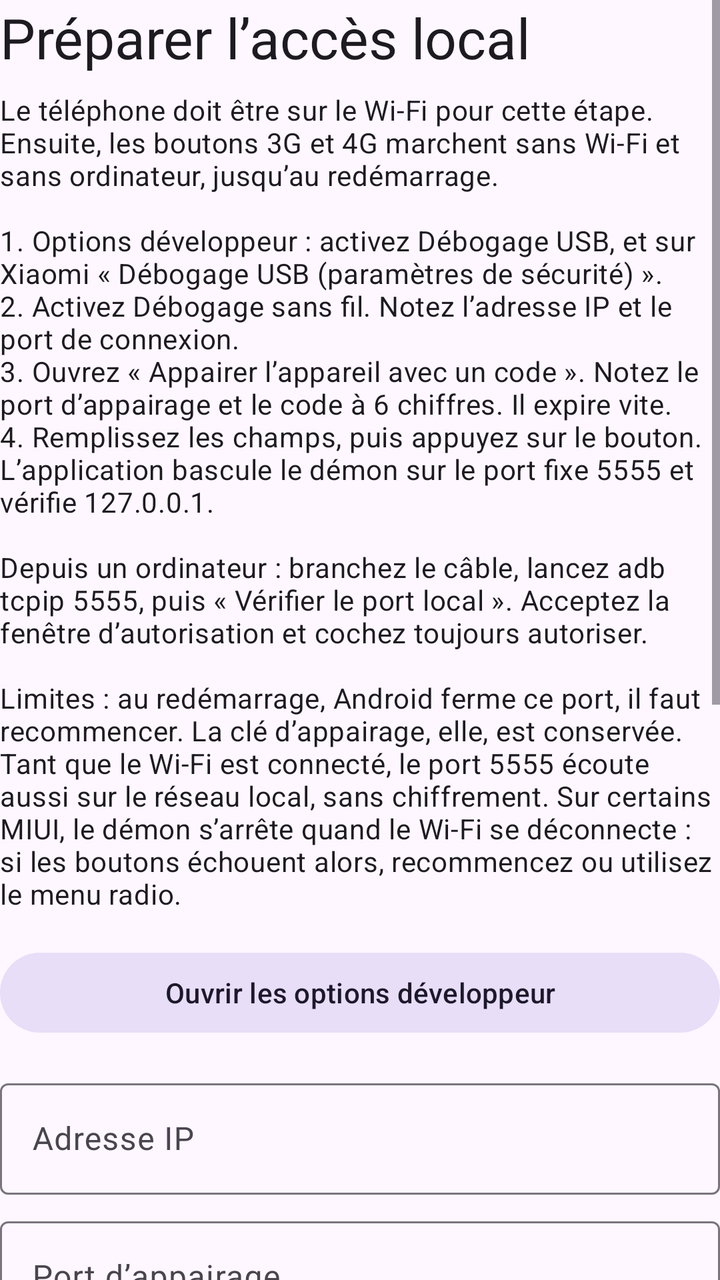
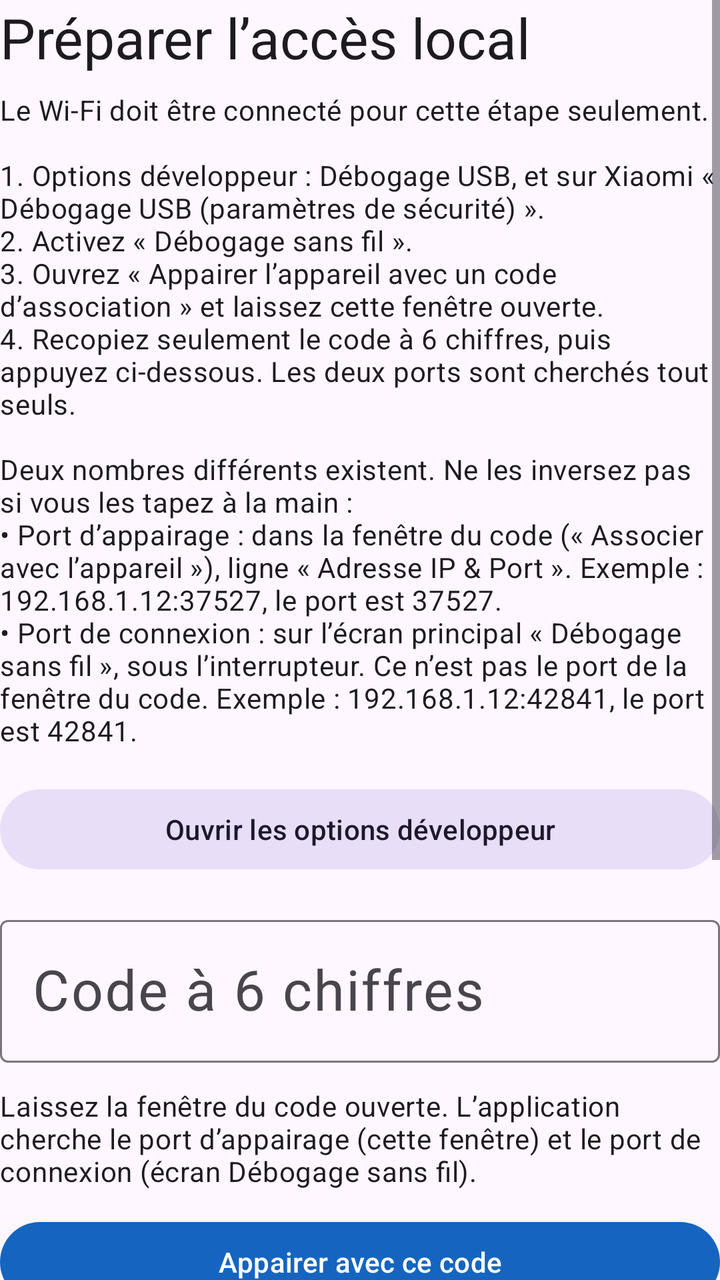

Compare the two renders of this Android layout. The source of the first and the diff that turns it into the second are given below.
<!-- AndroidManifest.xml: application theme Theme.ModeReseau -->
<!-- res/layout/activity_adb_setup.xml -->
<?xml version="1.0" encoding="utf-8"?>
<ScrollView xmlns:android="http://schemas.android.com/apk/res/android"
    android:id="@+id/setupScroll"
    android:layout_width="match_parent"
    android:layout_height="match_parent"
    android:clipToPadding="false"
    android:fillViewport="true">

    <LinearLayout
        android:layout_width="match_parent"
        android:layout_height="wrap_content"
        android:orientation="vertical">

        <TextView
            android:layout_width="match_parent"
            android:layout_height="wrap_content"
            android:text="@string/adb_setup_title"
            android:textAppearance="@style/TextAppearance.Material3.HeadlineMedium" />

        <TextView
            android:layout_width="match_parent"
            android:layout_height="wrap_content"
            android:layout_marginTop="8dp"
            android:text="@string/adb_setup_steps"
            android:textAppearance="@style/TextAppearance.Material3.BodyMedium" />

        <com.google.android.material.button.MaterialButton
            android:id="@+id/developerButton"
            style="@style/Widget.Material3.Button.TonalButton"
            android:layout_width="match_parent"
            android:layout_height="wrap_content"
            android:layout_marginTop="16dp"
            android:text="@string/adb_open_developer" />

        <com.google.android.material.textfield.TextInputLayout
            style="@style/Widget.Material3.TextInputLayout.OutlinedBox"
            android:layout_width="match_parent"
            android:layout_height="wrap_content"
            android:layout_marginTop="16dp"
            android:hint="@string/adb_host_hint">

            <com.google.android.material.textfield.TextInputEditText
                android:id="@+id/hostInput"
                android:layout_width="match_parent"
                android:layout_height="wrap_content"
                android:importantForAutofill="no"
                android:inputType="textNoSuggestions"
                android:singleLine="true" />
        </com.google.android.material.textfield.TextInputLayout>

        <com.google.android.material.textfield.TextInputLayout
            style="@style/Widget.Material3.TextInputLayout.OutlinedBox"
            android:layout_width="match_parent"
            android:layout_height="wrap_content"
            android:layout_marginTop="8dp"
            android:hint="@string/adb_pair_port_hint">

            <com.google.android.material.textfield.TextInputEditText
                android:id="@+id/pairPortInput"
                android:layout_width="match_parent"
                android:layout_height="wrap_content"
                android:digits="0123456789"
                android:importantForAutofill="no"
                android:inputType="number"
                android:maxLength="5"
                android:singleLine="true" />
        </com.google.android.material.textfield.TextInputLayout>

        <com.google.android.material.textfield.TextInputLayout
            style="@style/Widget.Material3.TextInputLayout.OutlinedBox"
            android:layout_width="match_parent"
            android:layout_height="wrap_content"
            android:layout_marginTop="8dp"
            android:hint="@string/adb_code_hint">

            <com.google.android.material.textfield.TextInputEditText
                android:id="@+id/codeInput"
                android:layout_width="match_parent"
                android:layout_height="wrap_content"
                android:digits="0123456789"
                android:importantForAutofill="no"
                android:inputType="number"
                android:maxLength="6"
                android:singleLine="true" />
        </com.google.android.material.textfield.TextInputLayout>

        <com.google.android.material.textfield.TextInputLayout
            style="@style/Widget.Material3.TextInputLayout.OutlinedBox"
            android:layout_width="match_parent"
            android:layout_height="wrap_content"
            android:layout_marginTop="8dp"
            android:hint="@string/adb_connect_port_hint">

            <com.google.android.material.textfield.TextInputEditText
                android:id="@+id/connectPortInput"
                android:layout_width="match_parent"
                android:layout_height="wrap_content"
                android:digits="0123456789"
                android:importantForAutofill="no"
                android:inputType="number"
                android:maxLength="5"
                android:singleLine="true" />
        </com.google.android.material.textfield.TextInputLayout>

        <com.google.android.material.button.MaterialButton
            android:id="@+id/findPairButton"
            style="@style/Widget.Material3.Button.TextButton"
            android:layout_width="match_parent"
            android:layout_height="wrap_content"
            android:layout_marginTop="4dp"
            android:text="@string/adb_find_pair" />

        <com.google.android.material.button.MaterialButton
            android:id="@+id/findConnectButton"
            style="@style/Widget.Material3.Button.TextButton"
            android:layout_width="match_parent"
            android:layout_height="wrap_content"
            android:text="@string/adb_find_connect" />

        <com.google.android.material.button.MaterialButton
            android:id="@+id/pairButton"
            android:layout_width="match_parent"
            android:layout_height="wrap_content"
            android:layout_marginTop="8dp"
            android:text="@string/adb_pair_action" />

        <com.google.android.material.button.MaterialButton
            android:id="@+id/pcButton"
            style="@style/Widget.Material3.Button.OutlinedButton"
            android:layout_width="match_parent"
            android:layout_height="wrap_content"
            android:layout_marginTop="8dp"
            android:text="@string/adb_pc_action" />

        <TextView
            android:layout_width="match_parent"
            android:layout_height="wrap_content"
            android:layout_marginTop="4dp"
            android:text="@string/adb_pc_caption"
            android:textAppearance="@style/TextAppearance.Material3.BodySmall" />

        <com.google.android.material.progressindicator.LinearProgressIndicator
            android:id="@+id/progress"
            android:layout_width="match_parent"
            android:layout_height="wrap_content"
            android:layout_marginTop="16dp"
            android:indeterminate="true"
            android:visibility="gone" />

        <TextView
            android:layout_width="match_parent"
            android:layout_height="wrap_content"
            android:layout_marginTop="16dp"
            android:text="@string/adb_log_label"
            android:textAppearance="@style/TextAppearance.Material3.LabelLarge" />

        <TextView
            android:id="@+id/logText"
            android:layout_width="match_parent"
            android:layout_height="wrap_content"
            android:layout_marginTop="4dp"
            android:fontFamily="monospace"
            android:textAppearance="@style/TextAppearance.Material3.BodySmall"
            android:textIsSelectable="true" />

        <com.google.android.material.button.MaterialButton
            android:id="@+id/closeButton"
            style="@style/Widget.Material3.Button.TextButton"
            android:layout_width="wrap_content"
            android:layout_height="wrap_content"
            android:layout_marginTop="8dp"
            android:text="@string/adb_close" />
    </LinearLayout>
</ScrollView>
<!-- resources referenced by this layout -->
<resources>
  <string name="adb_close">Fermer</string>
  <string name="adb_code_hint">Code à 6 chiffres</string>
  <string name="adb_connect_port_hint">Port de connexion</string>
  <string name="adb_find_connect">Chercher le port de connexion</string>
  <string name="adb_find_pair">Chercher le port d’appairage</string>
  <string name="adb_host_hint">Adresse IP</string>
  <string name="adb_log_label">Journal</string>
  <string name="adb_open_developer">Ouvrir les options développeur</string>
  <string name="adb_pair_action">Appairer et activer le port 5555</string>
  <string name="adb_pair_port_hint">Port d’appairage</string>
  <string name="adb_pc_action">Vérifier le port local</string>
  <string name="adb_pc_caption">À utiliser après adb tcpip 5555 depuis un ordinateur, ou si le port est déjà ouvert.</string>
  <string name="adb_setup_steps">Le téléphone doit être sur le Wi-Fi pour cette étape. Ensuite, les boutons 3G et 4G marchent sans Wi-Fi et sans ordinateur, jusqu’au redémarrage.\n\n1. Options développeur : activez Débogage USB, et sur Xiaomi « Débogage USB (paramètres de sécurité) ».\n2. Activez Débogage sans fil. Notez l’adresse IP et le port de connexion.\n3. Ouvrez « Appairer l’appareil avec un code ». Notez le port d’appairage et le code à 6 chiffres. Il expire vite.\n4. Remplissez les champs, puis appuyez sur le bouton. L’application bascule le démon sur le port fixe 5555 et vérifie 127.0.0.1.\n\nDepuis un ordinateur : branchez le câble, lancez adb tcpip 5555, puis « Vérifier le port local ». Acceptez la fenêtre d’autorisation et cochez toujours autoriser.\n\nLimites : au redémarrage, Android ferme ce port, il faut recommencer. La clé d’appairage, elle, est conservée. Tant que le Wi-Fi est connecté, le port 5555 écoute aussi sur le réseau local, sans chiffrement. Sur certains MIUI, le démon s’arrête quand le Wi-Fi se déconnecte : si les boutons échouent alors, recommencez ou utilisez le menu radio.</string>
  <string name="adb_setup_title">Préparer l’accès local</string>
  <style name="Theme.ModeReseau" parent="Theme.Material3.DayNight.NoActionBar">
          <item name="colorPrimary">@color/button_4g</item>
          <item name="colorSecondary">@color/button_3g</item>
          <item name="android:statusBarColor">@android:color/transparent</item>
          <item name="android:navigationBarColor">@android:color/transparent</item>
      </style>
  <color name="button_4g">#1565C0</color>
  <color name="button_3g">#0E7C66</color>
</resources>

<!-- the commit's change to res/layout/activity_adb_setup.xml (unified diff, before → after) -->
@@ -37,40 +37,6 @@
             android:layout_width="match_parent"
             android:layout_height="wrap_content"
             android:layout_marginTop="16dp"
-            android:hint="@string/adb_host_hint">
-
-            <com.google.android.material.textfield.TextInputEditText
-                android:id="@+id/hostInput"
-                android:layout_width="match_parent"
-                android:layout_height="wrap_content"
-                android:importantForAutofill="no"
-                android:inputType="textNoSuggestions"
-                android:singleLine="true" />
-        </com.google.android.material.textfield.TextInputLayout>
-
-        <com.google.android.material.textfield.TextInputLayout
-            style="@style/Widget.Material3.TextInputLayout.OutlinedBox"
-            android:layout_width="match_parent"
-            android:layout_height="wrap_content"
-            android:layout_marginTop="8dp"
-            android:hint="@string/adb_pair_port_hint">
-
-            <com.google.android.material.textfield.TextInputEditText
-                android:id="@+id/pairPortInput"
-                android:layout_width="match_parent"
-                android:layout_height="wrap_content"
-                android:digits="0123456789"
-                android:importantForAutofill="no"
-                android:inputType="number"
-                android:maxLength="5"
-                android:singleLine="true" />
-        </com.google.android.material.textfield.TextInputLayout>
-
-        <com.google.android.material.textfield.TextInputLayout
-            style="@style/Widget.Material3.TextInputLayout.OutlinedBox"
-            android:layout_width="match_parent"
-            android:layout_height="wrap_content"
-            android:layout_marginTop="8dp"
             android:hint="@string/adb_code_hint">
 
             <com.google.android.material.textfield.TextInputEditText
@@ -81,48 +47,112 @@
                 android:importantForAutofill="no"
                 android:inputType="number"
                 android:maxLength="6"
-                android:singleLine="true" />
+                android:singleLine="true"
+                android:textSize="28sp" />
         </com.google.android.material.textfield.TextInputLayout>
 
-        <com.google.android.material.textfield.TextInputLayout
-            style="@style/Widget.Material3.TextInputLayout.OutlinedBox"
-            android:layout_width="match_parent"
-            android:layout_height="wrap_content"
-            android:layout_marginTop="8dp"
-            android:hint="@string/adb_connect_port_hint">
-
-            <com.google.android.material.textfield.TextInputEditText
-                android:id="@+id/connectPortInput"
-                android:layout_width="match_parent"
-                android:layout_height="wrap_content"
-                android:digits="0123456789"
-                android:importantForAutofill="no"
-                android:inputType="number"
-                android:maxLength="5"
-                android:singleLine="true" />
-        </com.google.android.material.textfield.TextInputLayout>
-
-        <com.google.android.material.button.MaterialButton
-            android:id="@+id/findPairButton"
+        <TextView
+            android:id="@+id/discoveredText"
+            android:layout_width="match_parent"
+            android:layout_height="wrap_content"
+            android:layout_marginTop="12dp"
+            android:text="@string/adb_discovered_idle"
+            android:textAppearance="@style/TextAppearance.Material3.BodyMedium" />
+
+        <com.google.android.material.button.MaterialButton
+            android:id="@+id/pairButton"
+            android:layout_width="match_parent"
+            android:layout_height="wrap_content"
+            android:layout_marginTop="12dp"
+            android:text="@string/adb_pair_action" />
+
+        <com.google.android.material.button.MaterialButton
+            android:id="@+id/findBothButton"
             style="@style/Widget.Material3.Button.TextButton"
             android:layout_width="match_parent"
             android:layout_height="wrap_content"
-            android:layout_marginTop="4dp"
-            android:text="@string/adb_find_pair" />
-
-        <com.google.android.material.button.MaterialButton
-            android:id="@+id/findConnectButton"
+            android:text="@string/adb_find_both" />
+
+        <com.google.android.material.button.MaterialButton
+            android:id="@+id/manualToggle"
             style="@style/Widget.Material3.Button.TextButton"
             android:layout_width="match_parent"
             android:layout_height="wrap_content"
-            android:text="@string/adb_find_connect" />
-
-        <com.google.android.material.button.MaterialButton
-            android:id="@+id/pairButton"
-            android:layout_width="match_parent"
-            android:layout_height="wrap_content"
-            android:layout_marginTop="8dp"
-            android:text="@string/adb_pair_action" />
+            android:text="@string/adb_manual_show" />
+
+        <LinearLayout
+            android:id="@+id/manualGroup"
+            android:layout_width="match_parent"
+            android:layout_height="wrap_content"
+            android:orientation="vertical"
+            android:visibility="gone">
+
+            <com.google.android.material.textfield.TextInputLayout
+                style="@style/Widget.Material3.TextInputLayout.OutlinedBox"
+                android:layout_width="match_parent"
+                android:layout_height="wrap_content"
+                android:layout_marginTop="4dp"
+                android:hint="@string/adb_pair_port_hint">
+
+                <com.google.android.material.textfield.TextInputEditText
+                    android:id="@+id/pairPortInput"
+                    android:layout_width="match_parent"
+                    android:layout_height="wrap_content"
+                    android:digits="0123456789"
+                    android:importantForAutofill="no"
+                    android:inputType="number"
+                    android:maxLength="5"
+                    android:singleLine="true" />
+            </com.google.android.material.textfield.TextInputLayout>
+
+            <TextView
+                android:layout_width="match_parent"
+                android:layout_height="wrap_content"
+                android:layout_marginTop="4dp"
+                android:text="@string/adb_pair_help"
+                android:textAppearance="@style/TextAppearance.Material3.BodySmall" />
+
+            <com.google.android.material.textfield.TextInputLayout
+                style="@style/Widget.Material3.TextInputLayout.OutlinedBox"
+                android:layout_width="match_parent"
+                android:layout_height="wrap_content"
+                android:layout_marginTop="12dp"
+                android:hint="@string/adb_connect_port_hint">
+
+                <com.google.android.material.textfield.TextInputEditText
+                    android:id="@+id/connectPortInput"
+                    android:layout_width="match_parent"
+                    android:layout_height="wrap_content"
+                    android:digits="0123456789"
+                    android:importantForAutofill="no"
+                    android:inputType="number"
+                    android:maxLength="5"
+                    android:singleLine="true" />
+            </com.google.android.material.textfield.TextInputLayout>
+
+            <TextView
+                android:layout_width="match_parent"
+                android:layout_height="wrap_content"
+                android:layout_marginTop="4dp"
+                android:text="@string/adb_connect_help"
+                android:textAppearance="@style/TextAppearance.Material3.BodySmall" />
+
+            <com.google.android.material.textfield.TextInputLayout
+                style="@style/Widget.Material3.TextInputLayout.OutlinedBox"
+                android:layout_width="match_parent"
+                android:layout_height="wrap_content"
+                android:layout_marginTop="12dp"
+                android:hint="@string/adb_host_hint">
+
+                <com.google.android.material.textfield.TextInputEditText
+                    android:id="@+id/hostInput"
+                    android:layout_width="match_parent"
+                    android:layout_height="wrap_content"
+                    android:importantForAutofill="no"
+                    android:inputType="textNoSuggestions"
+                    android:singleLine="true" />
+            </com.google.android.material.textfield.TextInputLayout>
+        </LinearLayout>
 
         <com.google.android.material.button.MaterialButton
             android:id="@+id/pcButton"
<!-- resource entries referenced after the edit -->
@@ -2,17 +2,20 @@
 <resources>
   <string name="adb_close">Fermer</string>
   <string name="adb_code_hint">Code à 6 chiffres</string>
-  <string name="adb_connect_port_hint">Port de connexion</string>
-  <string name="adb_find_connect">Chercher le port de connexion</string>
-  <string name="adb_find_pair">Chercher le port d’appairage</string>
-  <string name="adb_host_hint">Adresse IP</string>
+  <string name="adb_connect_help">Uniquement le port de l’écran principal « Débogage sans fil », sous l’interrupteur. Ne mettez pas ici le port affiché dans la fenêtre du code.</string>
+  <string name="adb_connect_port_hint">Port de connexion (écran Débogage sans fil)</string>
+  <string name="adb_discovered_idle">Laissez la fenêtre du code ouverte. L’application cherche le port d’appairage (cette fenêtre) et le port de connexion (écran Débogage sans fil).</string>
+  <string name="adb_find_both">Chercher les deux ports</string>
+  <string name="adb_host_hint">Adresse IP (facultatif)</string>
   <string name="adb_log_label">Journal</string>
+  <string name="adb_manual_show">Saisir les ports à la main</string>
   <string name="adb_open_developer">Ouvrir les options développeur</string>
-  <string name="adb_pair_action">Appairer et activer le port 5555</string>
-  <string name="adb_pair_port_hint">Port d’appairage</string>
+  <string name="adb_pair_action">Appairer avec ce code</string>
+  <string name="adb_pair_help">Uniquement le port de la fenêtre « Associer avec l’appareil », ligne « Adresse IP &amp; Port », à côté du code à 6 chiffres. Pas celui de l’écran Débogage sans fil.</string>
+  <string name="adb_pair_port_hint">Port d’appairage (fenêtre du code)</string>
   <string name="adb_pc_action">Vérifier le port local</string>
   <string name="adb_pc_caption">À utiliser après adb tcpip 5555 depuis un ordinateur, ou si le port est déjà ouvert.</string>
-  <string name="adb_setup_steps">Le téléphone doit être sur le Wi-Fi pour cette étape. Ensuite, les boutons 3G et 4G marchent sans Wi-Fi et sans ordinateur, jusqu’au redémarrage.\n\n1. Options développeur : activez Débogage USB, et sur Xiaomi « Débogage USB (paramètres de sécurité) ».\n2. Activez Débogage sans fil. Notez l’adresse IP et le port de connexion.\n3. Ouvrez « Appairer l’appareil avec un code ». Notez le port d’appairage et le code à 6 chiffres. Il expire vite.\n4. Remplissez les champs, puis appuyez sur le bouton. L’application bascule le démon sur le port fixe 5555 et vérifie 127.0.0.1.\n\nDepuis un ordinateur : branchez le câble, lancez adb tcpip 5555, puis « Vérifier le port local ». Acceptez la fenêtre d’autorisation et cochez toujours autoriser.\n\nLimites : au redémarrage, Android ferme ce port, il faut recommencer. La clé d’appairage, elle, est conservée. Tant que le Wi-Fi est connecté, le port 5555 écoute aussi sur le réseau local, sans chiffrement. Sur certains MIUI, le démon s’arrête quand le Wi-Fi se déconnecte : si les boutons échouent alors, recommencez ou utilisez le menu radio.</string>
+  <string name="adb_setup_steps">Le Wi-Fi doit être connecté pour cette étape seulement.\n\n1. Options développeur : Débogage USB, et sur Xiaomi « Débogage USB (paramètres de sécurité) ».\n2. Activez « Débogage sans fil ».\n3. Ouvrez « Appairer l’appareil avec un code d’association » et laissez cette fenêtre ouverte.\n4. Recopiez seulement le code à 6 chiffres, puis appuyez ci-dessous. Les deux ports sont cherchés tout seuls.\n\nDeux nombres différents existent. Ne les inversez pas si vous les tapez à la main :\n• Port d’appairage : dans la fenêtre du code (« Associer avec l’appareil »), ligne « Adresse IP &amp; Port ». Exemple : 192.168.1.12:37527, le port est 37527.\n• Port de connexion : sur l’écran principal « Débogage sans fil », sous l’interrupteur. Ce n’est pas le port de la fenêtre du code. Exemple : 192.168.1.12:42841, le port est 42841.</string>
   <string name="adb_setup_title">Préparer l’accès local</string>
   <style name="Theme.ModeReseau" parent="Theme.Material3.DayNight.NoActionBar">
           <item name="colorPrimary">@color/button_4g</item>
